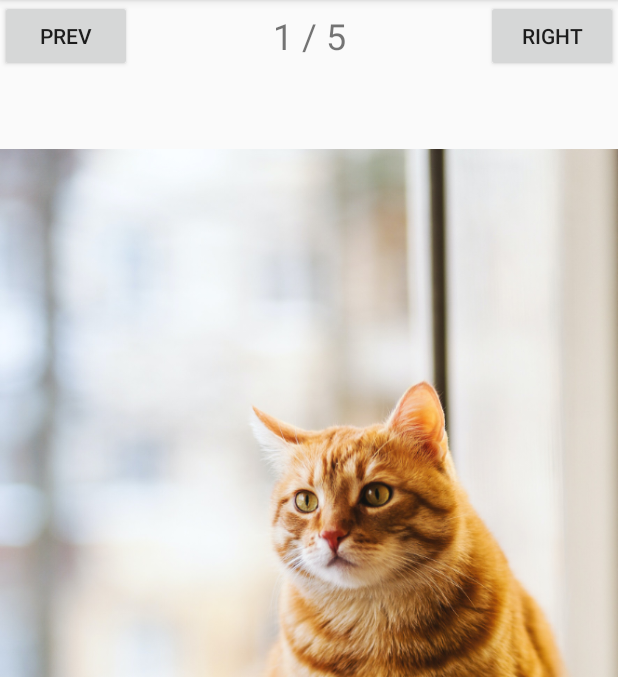
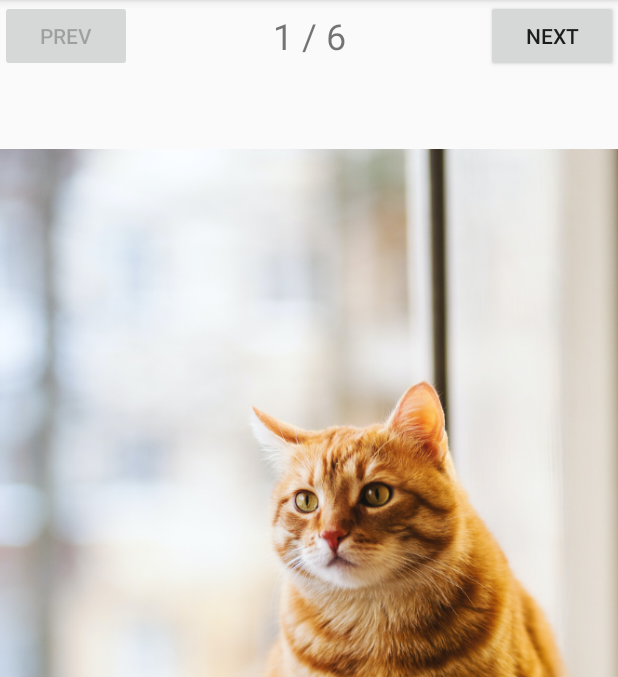
Before and after one commit to kanghyoseong/SMGP_2018184001, an Android app: the screen it shows after launch (MainActivity), after a tap on "PREV", on a phone screen of 412 x 824 dp, the part 84-761 px from its top. Run offline under Robolectric (Android 15) with nearby library versions, the phone set to English and light mode, and no system bars; 1 other tap on this screen came first.

Commit message:
사진의 끝에 다다르면 버튼 disable 시키기

```diff
--- a/05_ImageSwitcher/app/src/main/java/kr/ac/tukorea/www/smgp2018184001/imageswitcher/MainActivity.java
+++ b/05_ImageSwitcher/app/src/main/java/kr/ac/tukorea/www/smgp2018184001/imageswitcher/MainActivity.java
@@ -14,6 +14,8 @@ public class MainActivity extends AppCompatActivity {
     int curPage = 1;
     private ImageView mainImageView;
     private TextView pageTextView;
+    private TextView prevBtn;
+    private TextView nextBtn;
 
     @Override
     protected void onCreate(Bundle savedInstanceState) {
@@ -23,6 +25,9 @@ public class MainActivity extends AppCompatActivity {
         //setContentView 후에 findViewById 실행 한다.
         mainImageView = findViewById(R.id.mainImageView);
         pageTextView = findViewById(R.id.pageTextView);
+        prevBtn = findViewById(R.id.prevBtn);
+        nextBtn = findViewById(R.id.nextBtn);
+        prevBtn.setEnabled(false);
     }
 
     public void onBtnPrev(View view) {
@@ -50,5 +55,8 @@ public class MainActivity extends AppCompatActivity {
         int resId = IMG_RES_IDS[curPage - 1];
         mainImageView.setImageResource(resId);
         pageTextView.setText(curPage + " / " + IMG_RES_IDS.length);
+
+        prevBtn.setEnabled(curPage > 1);
+        nextBtn.setEnabled(curPage < IMG_RES_IDS.length);
     }
 }
--- a/05_ImageSwitcher/app/src/main/res/layout/activity_main.xml
+++ b/05_ImageSwitcher/app/src/main/res/layout/activity_main.xml
@@ -13,6 +13,7 @@
         tools:context=".MainActivity">
 
         <Button
+            android:id="@+id/prevBtn"
             android:layout_width="wrap_content"
             android:layout_height="wrap_content"
             android:text="prev"
@@ -27,9 +28,10 @@
             android:text="1 / 5"
             android:textSize="24sp" />
         <Button
+            android:id="@+id/nextBtn"
             android:layout_width="wrap_content"
             android:layout_height="wrap_content"
-            android:text="right"
+            android:text="next"
             android:onClick="onBtnNext"/>
     </LinearLayout>
     <ImageView
```
